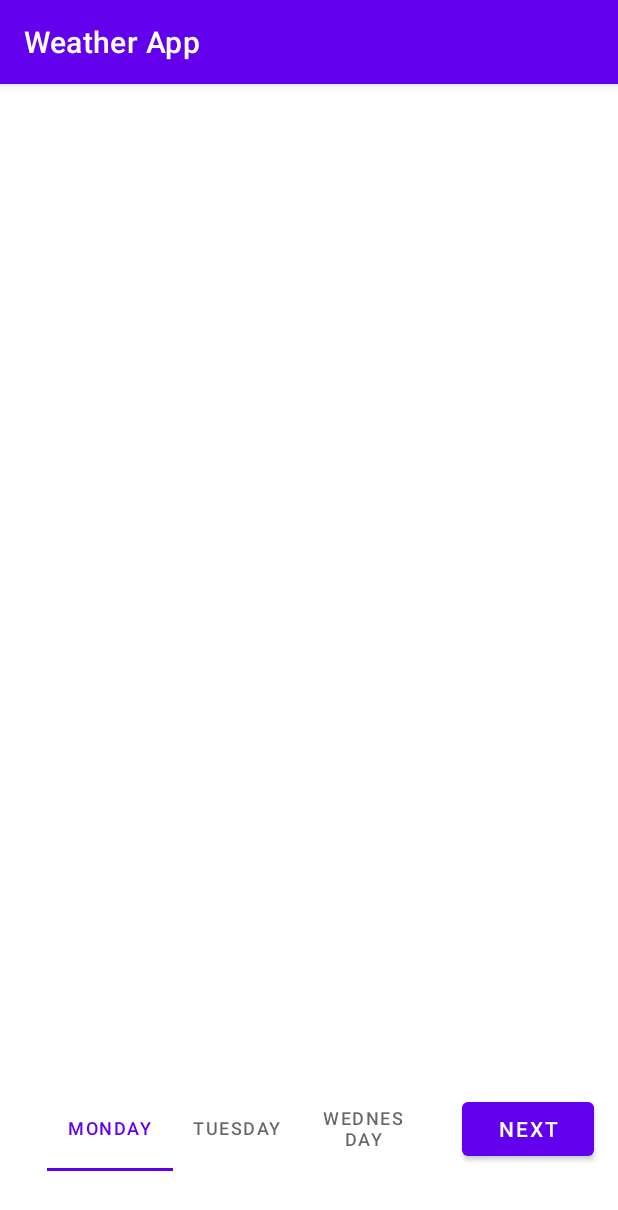
After one commit to shambu09/weather-app, an Android app: the Start_up_screen screen opened directly, with no data from a screen before it, on a phone screen of 412 x 824 dp. The commit adds this screen. Shown: the top 1210 px of the screen. Run offline under Robolectric (Android 15) with nearby library versions, the phone set to English and light mode, and no system bars.

Commit message:
ViewPager Initiation
Co-Authored-By: Shambu Valasang <shambuqwerty@gmail.com>

```diff
--- a/Source/app/src/main/AndroidManifest.xml
+++ b/Source/app/src/main/AndroidManifest.xml
@@ -1,6 +1,6 @@
 <?xml version="1.0" encoding="utf-8"?>
 <manifest xmlns:android="http://schemas.android.com/apk/res/android"
-    package="com.acro.weatherapp">
+    package="com.acro.weatherapp" >
 
     <application
         android:allowBackup="true"
@@ -8,8 +8,10 @@
         android:label="@string/app_name"
         android:roundIcon="@mipmap/ic_launcher_round"
         android:supportsRtl="true"
-        android:theme="@style/Theme.WeatherApp">
-        <activity android:name=".MainActivity">
+        android:theme="@style/Theme.WeatherApp" >
+        <activity android:name=".Start_up_screen" >
+        </activity>
+        <activity android:name=".MainActivity" >
             <intent-filter>
                 <action android:name="android.intent.action.MAIN" />
 
--- /dev/null
+++ b/Source/app/src/main/java/com/acro/weatherapp/Start_up_screen.java
@@ -0,0 +1,13 @@
+package com.acro.weatherapp;
+
+import androidx.appcompat.app.AppCompatActivity;
+import android.os.Bundle;
+
+public class Start_up_screen extends AppCompatActivity {
+
+    @Override
+    protected void onCreate(Bundle savedInstanceState) {
+        super.onCreate(savedInstanceState);
+        setContentView(R.layout.activity_start_screen);
+    }
+}
--- /dev/null
+++ b/Source/app/src/main/res/layout/activity_start_screen.xml
@@ -0,0 +1,62 @@
+<?xml version="1.0" encoding="utf-8"?>
+<androidx.constraintlayout.widget.ConstraintLayout xmlns:android="http://schemas.android.com/apk/res/android"
+    xmlns:app="http://schemas.android.com/apk/res-auto"
+    xmlns:tools="http://schemas.android.com/tools"
+    android:layout_width="match_parent"
+    android:layout_height="match_parent"
+    tools:context=".Start_up_screen">
+
+    <Button
+        android:id="@+id/button"
+        android:layout_width="wrap_content"
+        android:layout_height="wrap_content"
+        android:layout_marginBottom="43dp"
+        android:layout_marginEnd="16dp"
+        android:text="@string/next"
+        app:layout_constraintBottom_toBottomOf="parent"
+        app:layout_constraintEnd_toEndOf="parent"
+        app:layout_constraintTop_toBottomOf="@+id/viewPager2" />
+
+    <androidx.viewpager2.widget.ViewPager2
+        android:id="@+id/viewPager2"
+        android:layout_width="0dp"
+        android:layout_height="0dp"
+        android:layout_marginBottom="266dp"
+        android:layout_marginEnd="21dp"
+        android:layout_marginStart="21dp"
+        android:layout_marginTop="74dp"
+        app:layout_constraintBottom_toTopOf="@+id/button"
+        app:layout_constraintEnd_toEndOf="parent"
+        app:layout_constraintStart_toStartOf="parent"
+        app:layout_constraintTop_toTopOf="parent" />
+
+    <com.google.android.material.tabs.TabLayout
+        android:id="@+id/tabLayout"
+        android:layout_width="253dp"
+        android:layout_height="57dp"
+        android:layout_marginBottom="43dp"
+        android:layout_marginEnd="16dp"
+        android:layout_marginStart="24dp"
+        android:layout_marginTop="265dp"
+        app:layout_constraintBottom_toBottomOf="parent"
+        app:layout_constraintEnd_toStartOf="@+id/button"
+        app:layout_constraintStart_toStartOf="parent"
+        app:layout_constraintTop_toBottomOf="@+id/viewPager2">
+
+        <com.google.android.material.tabs.TabItem
+            android:layout_width="wrap_content"
+            android:layout_height="wrap_content"
+            android:text="@string/monday" />
+
+        <com.google.android.material.tabs.TabItem
+            android:layout_width="wrap_content"
+            android:layout_height="wrap_content"
+            android:text="@string/tuesday" />
+
+        <com.google.android.material.tabs.TabItem
+            android:layout_width="wrap_content"
+            android:layout_height="wrap_content"
+            android:text="@string/wednesday" />
+    </com.google.android.material.tabs.TabLayout>
+
+</androidx.constraintlayout.widget.ConstraintLayout>
--- a/Source/app/src/main/res/values/colors.xml
+++ b/Source/app/src/main/res/values/colors.xml
@@ -2,9 +2,22 @@
 <resources>
     <color name="purple_200">#FFBB86FC</color>
     <color name="purple_500">#FF6200EE</color>
+    <color name="colorPrimary">#FFFFFF</color>
+    <color name="colorPrimaryDark">#FFFFFF</color>
+    <color name="colorAccent">#FFFFFF</color>
     <color name="purple_700">#FF3700B3</color>
     <color name="teal_200">#FF03DAC5</color>
     <color name="teal_700">#FF018786</color>
     <color name="black">#FF000000</color>
     <color name="white">#FFFFFFFF</color>
+
+    <!-- colors for buttons -->
+    <color name="gradient_start_color">#4c84ff</color>
+    <color name="gradient_end_color">#18a3fe</color>
+
+    <!-- colors for tab and screen text -->
+    <color name="tab_indicator_gray">#c0c0c0</color>
+    <color name="intro_title_color">#000000</color>
+    <color name="intro_description_color">#656565</color>
+
 </resources>
--- a/Source/app/src/main/res/values/strings.xml
+++ b/Source/app/src/main/res/values/strings.xml
@@ -1,3 +1,7 @@
 <resources>
     <string name="app_name">Weather App</string>
+    <string name="next">Next</string>
+    <string name="wednesday">Wednesday</string>
+    <string name="tuesday">Tuesday</string>
+    <string name="monday">Monday</string>
 </resources>
```
